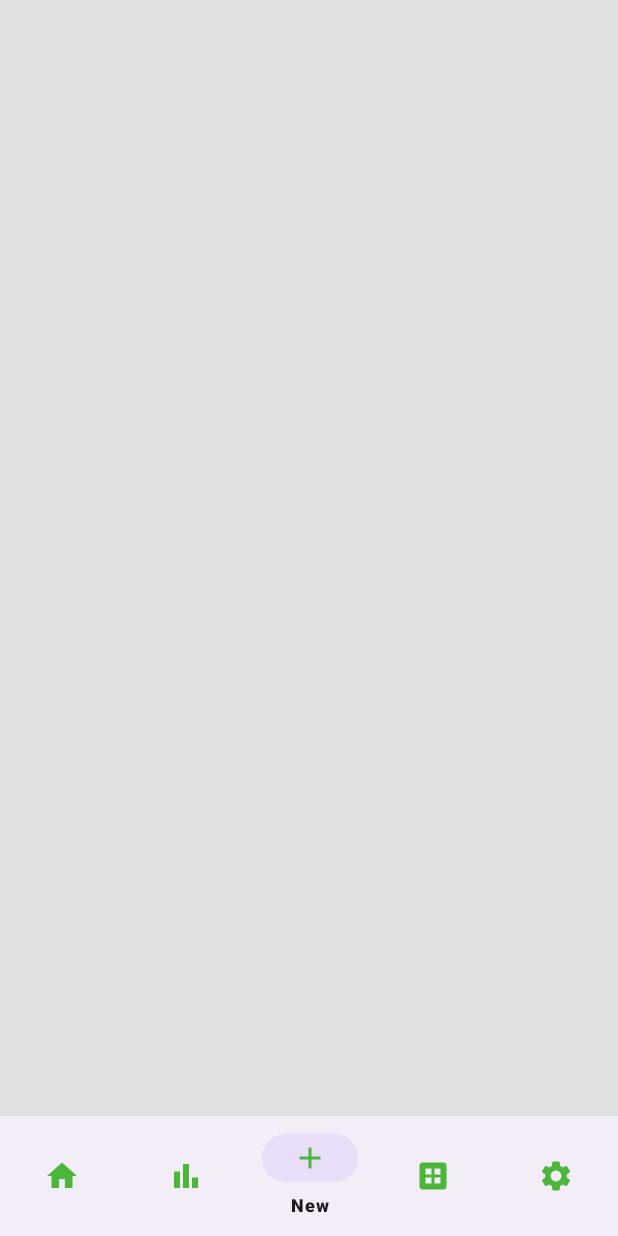
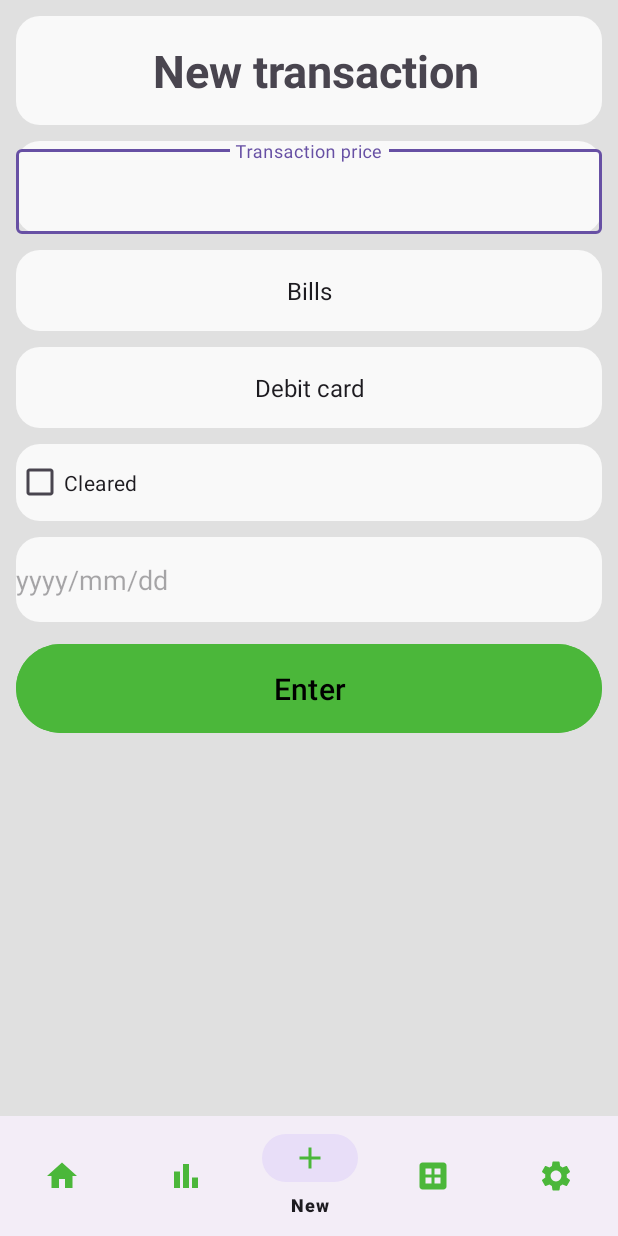
Before and after one commit to Capital-audit/Capital-audit, an Android app: the AddPaymentActivity screen opened directly, with no data from a screen before it, on a phone screen of 412 x 824 dp. Run offline under Robolectric (Android 15) with nearby library versions, the phone set to English and light mode, and no system bars.

```diff
--- a/app/src/main/java/com/example/capitalaudit/API/FetchData.java
+++ b/app/src/main/java/com/example/capitalaudit/API/FetchData.java
@@ -14,7 +14,7 @@ public class FetchData implements fetchDataFromServerAsyncTask.FetchResult {
     public void FetchDataFromServer()
     {
         Log.d("Test", "Fetched data!");
-        new fetchDataFromServerAsyncTask(api, FetchData.this).execute();
+        new fetchDataFromServerAsyncTask(api, FetchData.this);
     }
 
     @Override
--- a/app/src/main/java/com/example/capitalaudit/API/fetchDataFromServerAsyncTask.java
+++ b/app/src/main/java/com/example/capitalaudit/API/fetchDataFromServerAsyncTask.java
@@ -20,7 +20,7 @@ public class fetchDataFromServerAsyncTask extends AsyncTask<payment_class, Void,
     @Override
     protected api_response doInBackground(payment_class... params) {
         try {
-            Log.d("Test", "payment_api activated");
+            Log.d("Test", "get data api function executed");
             return api.fetchDataFromServer();
         } catch (IOException e) {
             Log.e("Test", "Exception in payment_api", e);
--- a/app/src/main/java/com/example/capitalaudit/ActivityFiles/AddPaymentActivity.java
+++ b/app/src/main/java/com/example/capitalaudit/ActivityFiles/AddPaymentActivity.java
@@ -4,9 +4,18 @@ import androidx.appcompat.app.AppCompatActivity;
 
 import android.content.Intent;
 import android.os.Bundle;
+import android.widget.ArrayAdapter;
+import android.widget.Button;
+import android.widget.Spinner;
 
+import com.example.capitalaudit.API.api_class;
+import com.example.capitalaudit.CapitalAudit;
 import com.example.capitalaudit.R;
+import com.example.capitalaudit.button_classes.Add_payment_button_class;
 import com.google.android.material.bottomnavigation.BottomNavigationView;
+
+import java.lang.reflect.Array;
+import java.util.List;
 
 public class AddPaymentActivity extends AppCompatActivity {
 
@@ -14,17 +23,14 @@ public class AddPaymentActivity extends AppCompatActivity {
     protected void onCreate(Bundle savedInstanceState) {
         super.onCreate(savedInstanceState);
         setUpNavBar();
-
+        CategorySpinner();
+        debitCreditSpinner();
+        enterButton();
 
     }
-
-
-
-
     private boolean setUpNavBar()
     {
         setContentView(R.layout.activity_add_payment);
-        setContentView(R.layout.activity_dataset);
         BottomNavigationView bottomNavigationView = findViewById(R.id.bottomNavigationView);
         bottomNavigationView.setSelectedItemId(R.id.New);
         bottomNavigationView.setOnNavigationItemSelectedListener(item -> {
@@ -64,4 +70,35 @@ public class AddPaymentActivity extends AppCompatActivity {
         super.startActivity(intent);
         overridePendingTransition(0, 0);
     }
+
+    private void CategorySpinner()
+    {
+        String[] options = {"Bills", "Food", "Clothing", "Rent", "Miscellaneous"};
+        ArrayAdapter<String> adapter = new ArrayAdapter<>(this, android.R.layout.simple_spinner_item, options);
+        adapter.setDropDownViewResource(android.R.layout.simple_spinner_dropdown_item);
+        Spinner spinner = findViewById(R.id.category);
+        spinner.setAdapter(adapter);
+
+    }
+
+    private void debitCreditSpinner()
+    {
+        String[] options = {"Debit card", "Credit card"};
+        ArrayAdapter<String> adapter = new ArrayAdapter<>(this, android.R.layout.simple_spinner_item, options);
+        adapter.setDropDownViewResource(android.R.layout.simple_spinner_dropdown_item);
+        Spinner spinner = findViewById(R.id.debit_credit);
+        spinner.setAdapter(adapter);
+    }
+
+
+    private void enterButton()
+    {
+        CapitalAudit capitalAudit = CapitalAudit.getInstance();
+        api_class api = capitalAudit.getApi();
+        Add_payment_button_class paymentButtonClass = new Add_payment_button_class(AddPaymentActivity.this, api);
+        Button addButton = findViewById(R.id.AddPayment);
+        paymentButtonClass.addTransactionButton(addButton);
+
+    }
+
 }
--- a/app/src/main/java/com/example/capitalaudit/ActivityFiles/GraphActivity.java
+++ b/app/src/main/java/com/example/capitalaudit/ActivityFiles/GraphActivity.java
@@ -21,7 +21,6 @@ public class GraphActivity extends AppCompatActivity {
     private boolean setUpNavBar()
     {
         setContentView(R.layout.activity_graph);
-        setContentView(R.layout.activity_dataset);
         BottomNavigationView bottomNavigationView = findViewById(R.id.bottomNavigationView);
         bottomNavigationView.setSelectedItemId(R.id.Graph);
         bottomNavigationView.setOnNavigationItemSelectedListener(item -> {
--- a/app/src/main/java/com/example/capitalaudit/ActivityFiles/SettingsActivity.java
+++ b/app/src/main/java/com/example/capitalaudit/ActivityFiles/SettingsActivity.java
@@ -21,7 +21,6 @@ public class SettingsActivity extends AppCompatActivity {
     private boolean setUpNavBar()
     {
         setContentView(R.layout.activity_settings);
-        setContentView(R.layout.activity_dataset);
         BottomNavigationView bottomNavigationView = findViewById(R.id.bottomNavigationView);
         bottomNavigationView.setSelectedItemId(R.id.Settings);
         bottomNavigationView.setOnNavigationItemSelectedListener(item -> {
--- a/app/src/main/res/layout/activity_add_payment.xml
+++ b/app/src/main/res/layout/activity_add_payment.xml
@@ -102,7 +102,7 @@
         android:id="@+id/editTextDate"
         android:layout_width="match_parent"
         android:layout_height="wrap_content"
-        android:focusable="false"
+        android:inputType="date"
         android:paddingTop="16dp"
         android:paddingBottom="16dp"
         android:background="@drawable/rounded_background"
@@ -110,7 +110,7 @@
         android:layout_marginRight="16px"
         android:layout_marginTop="16px"
         android:layout_marginBottom="16px"
-        android:hint="Select Date"
+        android:hint="yyyy/mm/dd"
         app:layout_constraintTop_toBottomOf="@+id/checkBox" />
 
     <Button
```
Also changed, not shown: app/src/main/java/com/example/capitalaudit/API/PaymentApiAsyncTask.java (+4 -6 lines), app/src/main/java/com/example/capitalaudit/API/api_class.java (+23 -58 lines), app/src/main/java/com/example/capitalaudit/Utility/json_class.java (+6 -8 lines), app/src/main/java/com/example/capitalaudit/button_classes/Add_payment_button_class.java (+44 -5 lines), app/src/main/java/com/example/capitalaudit/models/PaymentStorage.java (+13 -1 lines), app/src/main/java/com/example/capitalaudit/models/payment_class.java (+7 -18 lines), 1 other file.
